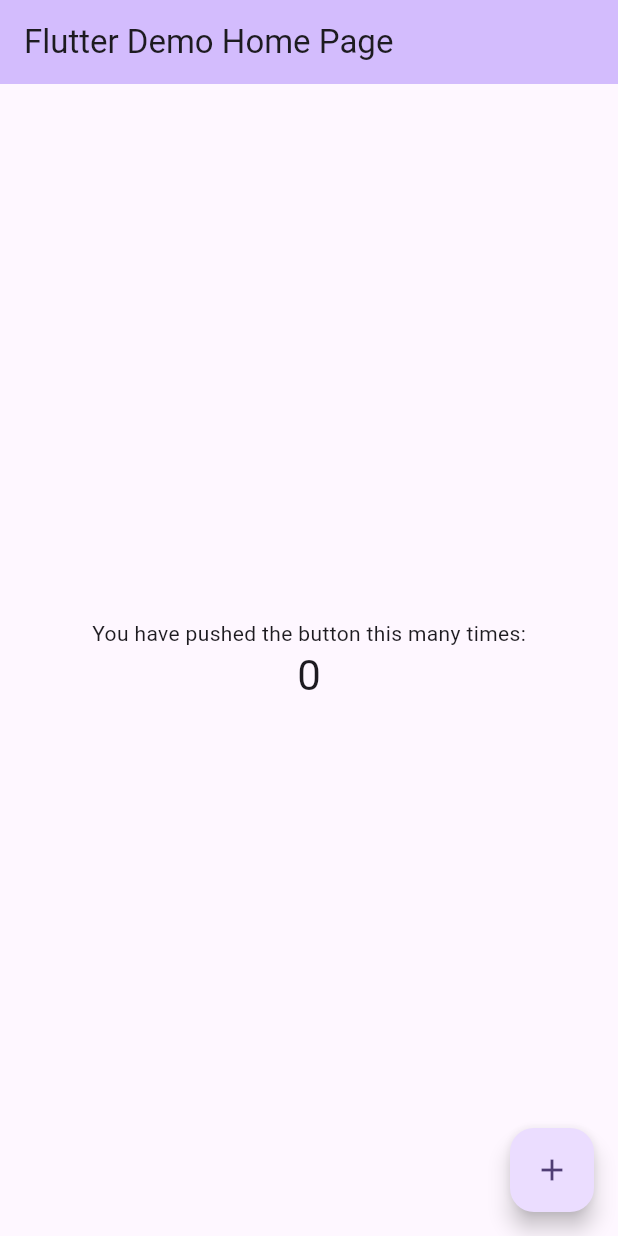
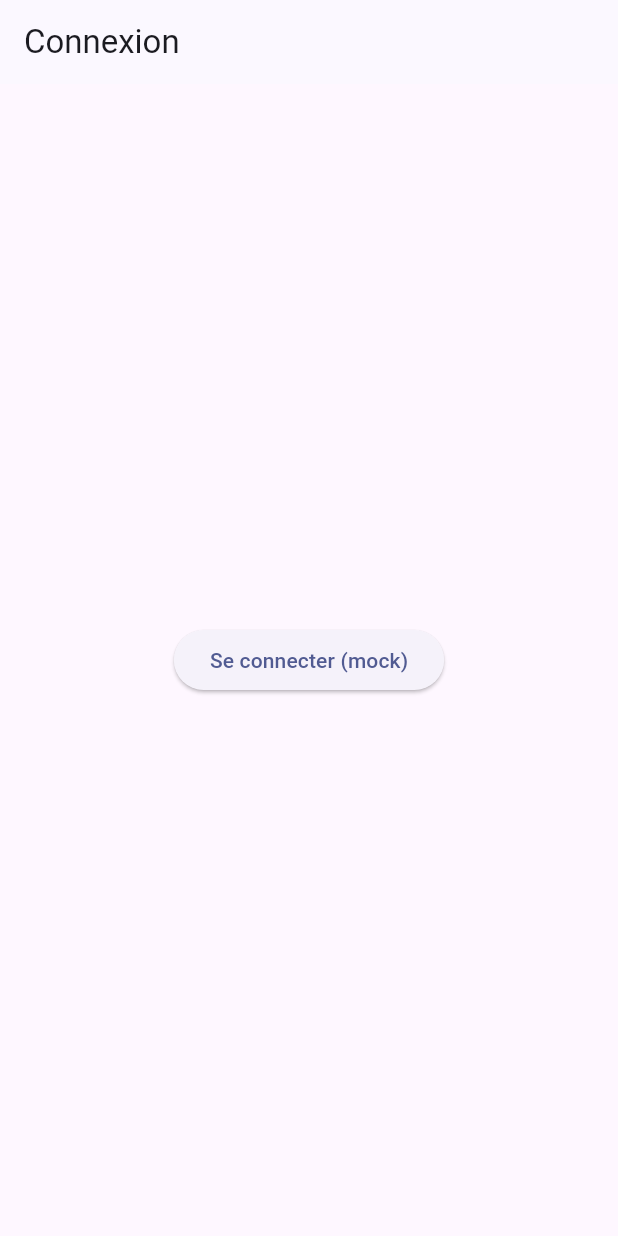
Before and after one commit to Efrei-M2-DEV1/FlutterProject, a Flutter app: the screen it shows after launch, on a phone screen of 412 x 824 dp. Run offline on Flutter 3.47's test engine with Material 3 defaults, Android fonts, the phone set to English and light mode, and no system bars; our stand-ins replace go_router.

Commit message:
Codebase ok stable

```diff
--- /dev/null
+++ b/lib/app.dart
@@ -0,0 +1,20 @@
+// lib/app.dart
+import 'package:flutter/material.dart';
+// import 'package:provider/provider.dart'; // pas besoin pour l’instant
+import 'common/theme.dart';
+import 'router/app_router.dart';
+
+class MyApp extends StatelessWidget {
+  const MyApp({super.key});
+
+  @override
+  Widget build(BuildContext context) {
+    return MaterialApp.router(
+      debugShowCheckedModeBanner: false,
+      title: 'FlutterProject',
+      theme: buildTheme(Brightness.light),
+      darkTheme: buildTheme(Brightness.dark),
+      routerConfig: appRouter,
+    );
+  }
+}
--- /dev/null
+++ b/lib/common/theme.dart
@@ -0,0 +1,12 @@
+import 'package:flutter/material.dart';
+
+ThemeData buildTheme(Brightness brightness) {
+  final base = ThemeData(brightness: brightness, useMaterial3: true);
+  return base.copyWith(
+    colorScheme: ColorScheme.fromSeed(
+      seedColor: const Color(0xFF3F51B5),
+      brightness: brightness,
+    ),
+    visualDensity: VisualDensity.adaptivePlatformDensity,
+  );
+}
--- /dev/null
+++ b/lib/common/widgets/gap.dart
@@ -0,0 +1,5 @@
+import 'package:flutter/widgets.dart';
+
+class Gap extends SizedBox {
+  const Gap(double value, {super.key}) : super(width: value, height: value);
+}
--- /dev/null
+++ b/lib/features/auth/ui/auth_page.dart
@@ -0,0 +1,22 @@
+import 'package:flutter/material.dart';
+import 'package:go_router/go_router.dart';
+
+class AuthPage extends StatelessWidget {
+  const AuthPage({super.key});
+
+  @override
+  Widget build(BuildContext context) {
+    return Scaffold(
+      appBar: AppBar(title: const Text('Connexion')),
+      body: Center(
+        child: ElevatedButton(
+          onPressed: () {
+            // TODO: implémenter login; pour l’instant on va sur /tasks
+            context.go('/tasks');
+          },
+          child: const Text('Se connecter (mock)'),
+        ),
+      ),
+    );
+  }
+}
--- a/lib/main.dart
+++ b/lib/main.dart
@@ -1,122 +1,7 @@
 import 'package:flutter/material.dart';
+import 'app.dart';
 
 void main() {
+  WidgetsFlutterBinding.ensureInitialized();
   runApp(const MyApp());
 }
-
-class MyApp extends StatelessWidget {
-  const MyApp({super.key});
-
-  // This widget is the root of your application.
-  @override
-  Widget build(BuildContext context) {
-    return MaterialApp(
-      title: 'Flutter Demo',
-      theme: ThemeData(
-        // This is the theme of your application.
-        //
-        // TRY THIS: Try running your application with "flutter run". You'll see
-        // the application has a purple toolbar. Then, without quitting the app,
-        // try changing the seedColor in the colorScheme below to Colors.green
-        // and then invoke "hot reload" (save your changes or press the "hot
-        // reload" button in a Flutter-supported IDE, or press "r" if you used
-        // the command line to start the app).
-        //
-        // Notice that the counter didn't reset back to zero; the application
-        // state is not lost during the reload. To reset the state, use hot
-        // restart instead.
-        //
-        // This works for code too, not just values: Most code changes can be
-        // tested with just a hot reload.
-        colorScheme: ColorScheme.fromSeed(seedColor: Colors.deepPurple),
-      ),
-      home: const MyHomePage(title: 'Flutter Demo Home Page'),
-    );
-  }
-}
-
-class MyHomePage extends StatefulWidget {
-  const MyHomePage({super.key, required this.title});
-
-  // This widget is the home page of your application. It is stateful, meaning
-  // that it has a State object (defined below) that contains fields that affect
-  // how it looks.
-
-  // This class is the configuration for the state. It holds the values (in this
-  // case the title) provided by the parent (in this case the App widget) and
-  // used by the build method of the State. Fields in a Widget subclass are
-  // always marked "final".
-
-  final String title;
-
-  @override
-  State<MyHomePage> createState() => _MyHomePageState();
-}
-
-class _MyHomePageState extends State<MyHomePage> {
-  int _counter = 0;
-
-  void _incrementCounter() {
-    setState(() {
-      // This call to setState tells the Flutter framework that something has
-      // changed in this State, which causes it to rerun the build method below
-      // so that the display can reflect the updated values. If we changed
-      // _counter without calling setState(), then the build method would not be
-      // called again, and so nothing would appear to happen.
-      _counter++;
-    });
-  }
-
-  @override
-  Widget build(BuildContext context) {
-    // This method is rerun every time setState is called, for instance as done
-    // by the _incrementCounter method above.
-    //
-    // The Flutter framework has been optimized to make rerunning build methods
-    // fast, so that you can just rebuild anything that needs updating rather
-    // than having to individually change instances of widgets.
-    return Scaffold(
-      appBar: AppBar(
-        // TRY THIS: Try changing the color here to a specific color (to
-        // Colors.amber, perhaps?) and trigger a hot reload to see the AppBar
-        // change color while the other colors stay the same.
-        backgroundColor: Theme.of(context).colorScheme.inversePrimary,
-        // Here we take the value from the MyHomePage object that was created by
-        // the App.build method, and use it to set our appbar title.
-        title: Text(widget.title),
-      ),
-      body: Center(
-        // Center is a layout widget. It takes a single child and positions it
-        // in the middle of the parent.
-        child: Column(
-          // Column is also a layout widget. It takes a list of children and
-          // arranges them vertically. By default, it sizes itself to fit its
-          // children horizontally, and tries to be as tall as its parent.
-          //
-          // Column has various properties to control how it sizes itself and
-          // how it positions its children. Here we use mainAxisAlignment to
-          // center the children vertically; the main axis here is the vertical
-          // axis because Columns are vertical (the cross axis would be
-          // horizontal).
-          //
-          // TRY THIS: Invoke "debug painting" (choose the "Toggle Debug Paint"
-          // action in the IDE, or press "p" in the console), to see the
-          // wireframe for each widget.
-          mainAxisAlignment: MainAxisAlignment.center,
-          children: <Widget>[
-            const Text('You have pushed the button this many times:'),
-            Text(
-              '$_counter',
-              style: Theme.of(context).textTheme.headlineMedium,
-            ),
-          ],
-        ),
-      ),
-      floatingActionButton: FloatingActionButton(
-        onPressed: _incrementCounter,
-        tooltip: 'Increment',
-        child: const Icon(Icons.add),
-      ), // This trailing comma makes auto-formatting nicer for build methods.
-    );
-  }
-}
--- /dev/null
+++ b/lib/router/app_router.dart
@@ -0,0 +1,13 @@
+import 'package:go_router/go_router.dart';
+import '../features/splash/ui/splash_page.dart';
+import '../features/auth/ui/auth_page.dart';
+import '../features/tasks/ui/tasks_page.dart';
+
+final appRouter = GoRouter(
+  initialLocation: '/',
+  routes: [
+    GoRoute(path: '/', builder: (_, __) => const SplashPage()),
+    GoRoute(path: '/auth', builder: (_, __) => const AuthPage()),
+    GoRoute(path: '/tasks', builder: (_, __) => const TasksPage()),
+  ],
+);
```
Also changed, not shown: analysis_options.yaml (+4 -24 lines), lib/features/splash/ui/splash_page.dart (added, +27 -0 lines), lib/features/tasks/ui/tasks_page.dart (added, +27 -0 lines), pubspec.yaml (+8 -1 lines), pubspec.lock, 5 other files.
